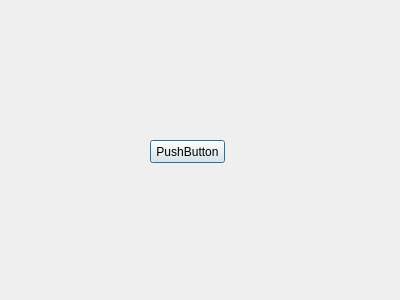
First picture: the form in existingcustomer.ui, repository domaspiragas/FairPriceDataManager, before the edit.
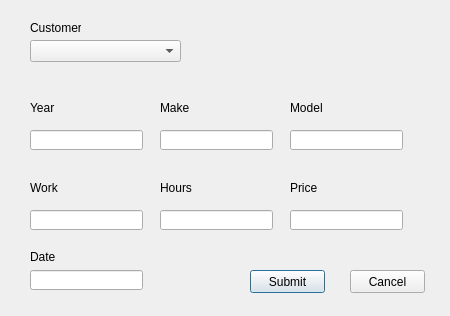
Second picture: the form after the edit.

Commit message: New/Existing Customer adding to list

```diff
--- a/existingcustomer.ui
+++ b/existingcustomer.ui
@@ -6,8 +6,8 @@
    <rect>
     <x>0</x>
     <y>0</y>
-    <width>400</width>
-    <height>300</height>
+    <width>450</width>
+    <height>316</height>
    </rect>
   </property>
   <property name="windowTitle">
@@ -16,14 +16,211 @@
   <widget class="QPushButton" name="pushButton">
    <property name="geometry">
     <rect>
-     <x>150</x>
-     <y>140</y>
+     <x>250</x>
+     <y>270</y>
      <width>75</width>
      <height>23</height>
     </rect>
    </property>
    <property name="text">
-    <string>PushButton</string>
+    <string>Submit</string>
+   </property>
+  </widget>
+  <widget class="QPushButton" name="cancelButton">
+   <property name="geometry">
+    <rect>
+     <x>350</x>
+     <y>270</y>
+     <width>75</width>
+     <height>23</height>
+    </rect>
+   </property>
+   <property name="text">
+    <string>Cancel</string>
+   </property>
+  </widget>
+  <widget class="QComboBox" name="customerComboBox">
+   <property name="geometry">
+    <rect>
+     <x>30</x>
+     <y>40</y>
+     <width>151</width>
+     <height>22</height>
+    </rect>
+   </property>
+  </widget>
+  <widget class="QLabel" name="label">
+   <property name="geometry">
+    <rect>
+     <x>30</x>
+     <y>20</y>
+     <width>51</width>
+     <height>16</height>
+    </rect>
+   </property>
+   <property name="text">
+    <string>Customer</string>
+   </property>
+  </widget>
+  <widget class="QLineEdit" name="carYearBox">
+   <property name="geometry">
+    <rect>
+     <x>30</x>
+     <y>130</y>
+     <width>113</width>
+     <height>20</height>
+    </rect>
+   </property>
+  </widget>
+  <widget class="QLineEdit" name="carMakeBox">
+   <property name="geometry">
+    <rect>
+     <x>160</x>
+     <y>130</y>
+     <width>113</width>
+     <height>20</height>
+    </rect>
+   </property>
+  </widget>
+  <widget class="QLineEdit" name="carModelBox">
+   <property name="geometry">
+    <rect>
+     <x>290</x>
+     <y>130</y>
+     <width>113</width>
+     <height>20</height>
+    </rect>
+   </property>
+  </widget>
+  <widget class="QLineEdit" name="jobPriceBox">
+   <property name="geometry">
+    <rect>
+     <x>290</x>
+     <y>210</y>
+     <width>113</width>
+     <height>20</height>
+    </rect>
+   </property>
+  </widget>
+  <widget class="QLineEdit" name="jobWorkBox">
+   <property name="geometry">
+    <rect>
+     <x>30</x>
+     <y>210</y>
+     <width>113</width>
+     <height>20</height>
+    </rect>
+   </property>
+  </widget>
+  <widget class="QLineEdit" name="jobHoursBox">
+   <property name="geometry">
+    <rect>
+     <x>160</x>
+     <y>210</y>
+     <width>113</width>
+     <height>20</height>
+    </rect>
+   </property>
+  </widget>
+  <widget class="QLabel" name="carYearLabel">
+   <property name="geometry">
+    <rect>
+     <x>30</x>
+     <y>100</y>
+     <width>51</width>
+     <height>16</height>
+    </rect>
+   </property>
+   <property name="text">
+    <string>Year</string>
+   </property>
+  </widget>
+  <widget class="QLabel" name="carMakeLabel">
+   <property name="geometry">
+    <rect>
+     <x>160</x>
+     <y>100</y>
+     <width>51</width>
+     <height>16</height>
+    </rect>
+   </property>
+   <property name="text">
+    <string>Make</string>
+   </property>
+  </widget>
+  <widget class="QLabel" name="carModelLabel">
+   <property name="geometry">
+    <rect>
+     <x>290</x>
+     <y>100</y>
+     <width>51</width>
+     <height>16</height>
+    </rect>
+   </property>
+   <property name="text">
+    <string>Model</string>
+   </property>
+  </widget>
+  <widget class="QLabel" name="jobPriceLabel">
+   <property name="geometry">
+    <rect>
+     <x>290</x>
+     <y>180</y>
+     <width>51</width>
+     <height>16</height>
+    </rect>
+   </property>
+   <property name="text">
+    <string>Price</string>
+   </property>
+  </widget>
+  <widget class="QLabel" name="jobWorkLabel">
+   <property name="geometry">
+    <rect>
+     <x>30</x>
+     <y>180</y>
+     <width>51</width>
+     <height>16</height>
+    </rect>
+   </property>
+   <property name="text">
+    <string>Work</string>
+   </property>
+  </widget>
+  <widget class="QLabel" name="jobHoursLabel">
+   <property name="geometry">
+    <rect>
+     <x>160</x>
+     <y>180</y>
+     <width>51</width>
+     <height>16</height>
+    </rect>
+   </property>
+   <property name="text">
+    <string>Hours</string>
+   </property>
+  </widget>
+  <widget class="QLineEdit" name="jobDateBox">
+   <property name="geometry">
+    <rect>
+     <x>30</x>
+     <y>270</y>
+     <width>113</width>
+     <height>20</height>
+    </rect>
+   </property>
+  </widget>
+  <widget class="QLabel" name="jobDateLabel">
+   <property name="geometry">
+    <rect>
+     <x>30</x>
+     <y>250</y>
+     <width>47</width>
+     <height>13</height>
+    </rect>
+   </property>
+   <property name="text">
+    <string>Date</string>
    </property>
   </widget>
  </widget>
```
Left out of the diff: 2 changed lines with no effect on the pictures. The commit also changes 5 other files.
